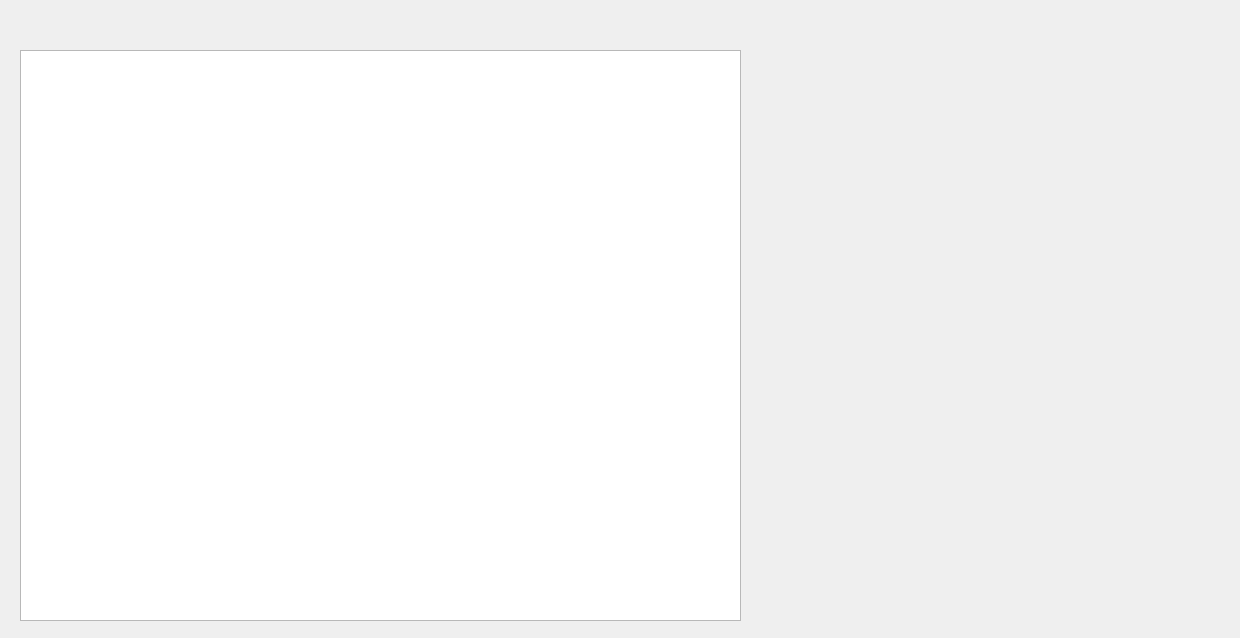
The window that BondInfo/bondinfo.ui (chester890222/Bonds_Qt) describes before a commit, drawn with Qt 5.
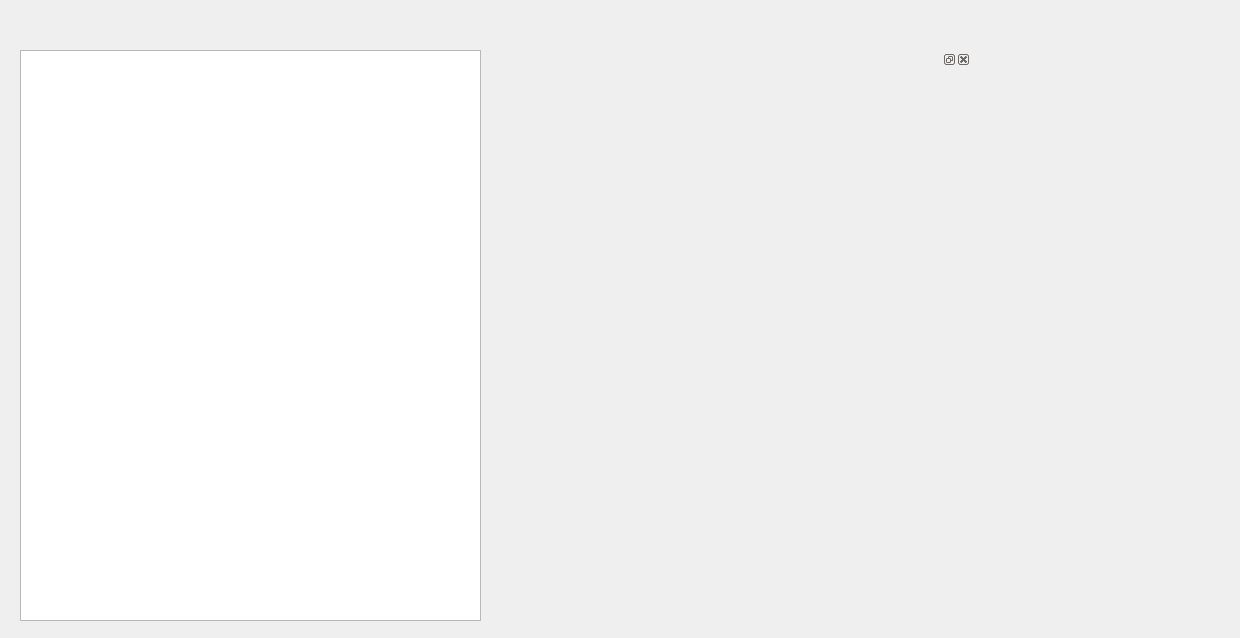
The same window after the commit.

Commit message: Single bond info widget added

The edit to the form file:
```diff
--- a/BondInfo/bondinfo.ui
+++ b/BondInfo/bondinfo.ui
@@ -18,11 +18,22 @@
     <rect>
      <x>20</x>
      <y>50</y>
-     <width>721</width>
+     <width>461</width>
      <height>571</height>
     </rect>
    </property>
   </widget>
+  <widget class="QDockWidget" name="dockWidget_single_info">
+   <property name="geometry">
+    <rect>
+     <x>520</x>
+     <y>50</y>
+     <width>451</width>
+     <height>221</height>
+    </rect>
+   </property>
+   <widget class="QWidget" name="dockWidgetContents"/>
+  </widget>
  </widget>
  <layoutdefault spacing="6" margin="11"/>
  <resources/>
```
The commit also changes 10 other files.
